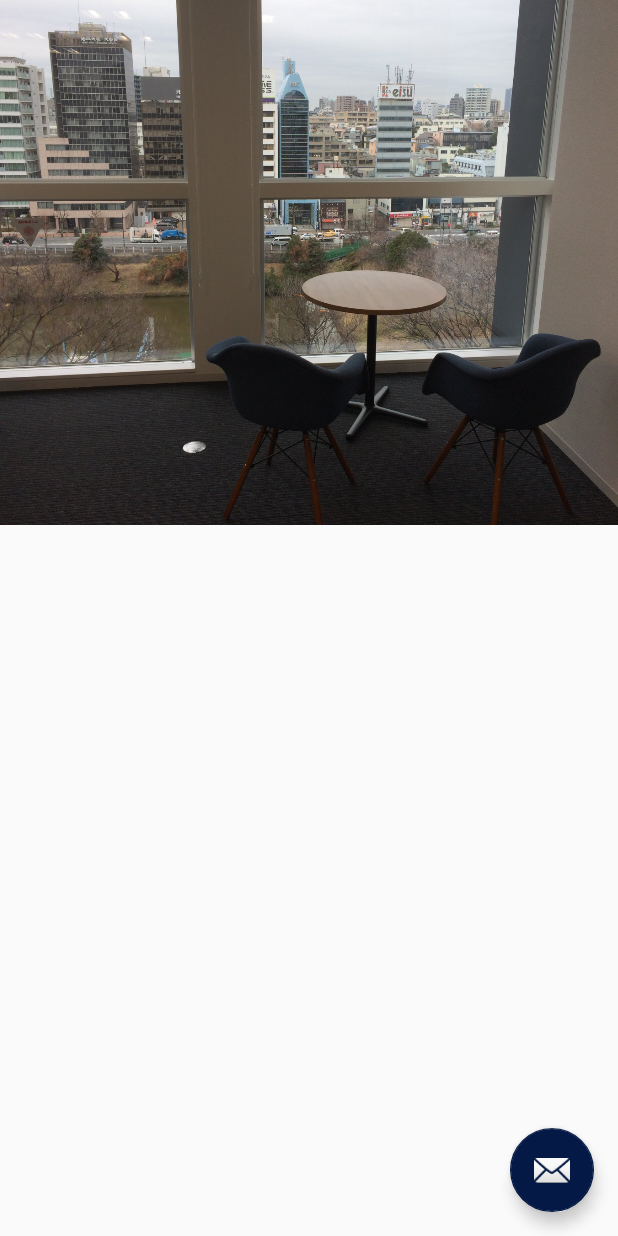
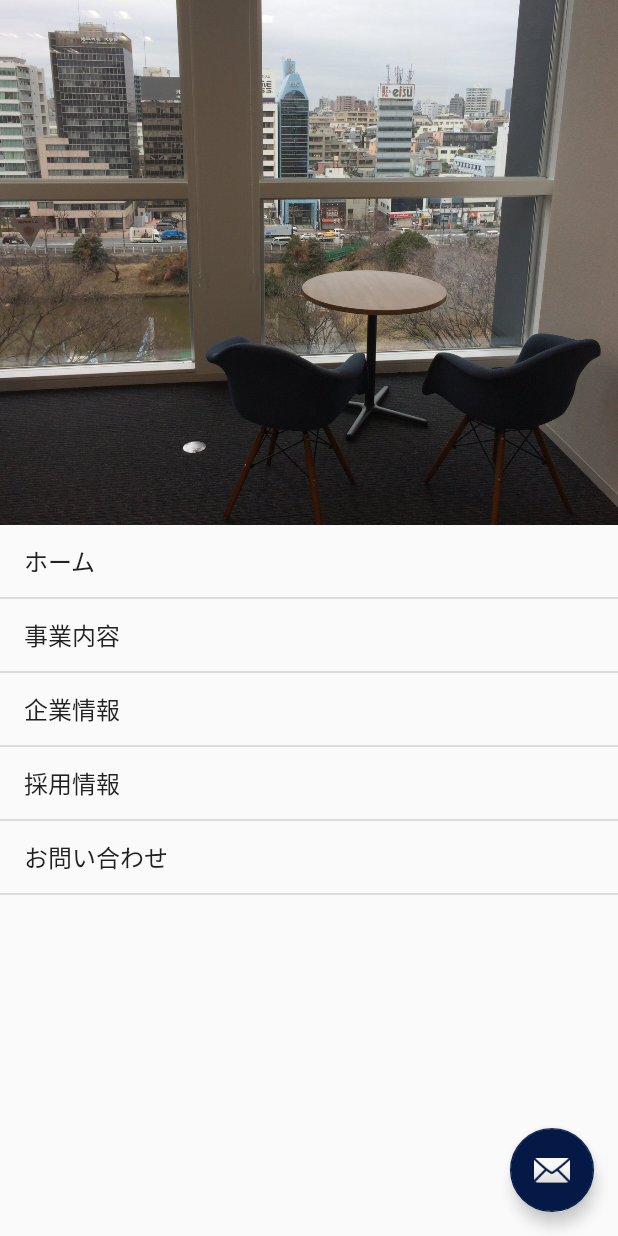
Before and after one commit to koya-hikigi/android-itpmapp-homework, an Android app: the screen it shows after launch (MainActivity), on a phone screen of 412 x 824 dp. Run offline under Robolectric (Android 15) with nearby library versions, the phone set to English and light mode, and no system bars.

Commit message:
第5回完了

```diff
--- a/app/src/main/java/com/example/itpmappsecond/MainActivity.java
+++ b/app/src/main/java/com/example/itpmappsecond/MainActivity.java
@@ -9,12 +9,27 @@ import com.google.android.material.snackbar.Snackbar;
 import androidx.appcompat.app.AppCompatActivity;
 import androidx.appcompat.widget.Toolbar;
 
+import android.util.Log;
 import android.view.View;
 import android.view.Menu;
 import android.view.MenuItem;
+import android.widget.AdapterView;
+import android.widget.ArrayAdapter;
 import android.widget.EditText;
+import android.widget.ListView;
+import android.widget.Toast;
+
+import java.sql.Array;
+import java.util.ArrayList;
+import java.util.Arrays;
+import java.util.List;
 
 public class MainActivity extends AppCompatActivity {
+
+    private ListView mListView;
+    private ArrayAdapter<String> mAdapter;
+
+
 
     @Override
     protected void onCreate(Bundle savedInstanceState) {
@@ -22,6 +37,39 @@ public class MainActivity extends AppCompatActivity {
         setContentView(R.layout.activity_main);
         Toolbar toolbar = findViewById(R.id.toolbar);
         setSupportActionBar(toolbar);
+
+        // 1.ListViewをレイアウトファイルから読み込む
+        mListView = findViewById(R.id.main_list);
+
+        // 2.Adapterを作成する
+        mAdapter = new ArrayAdapter<>(this, android.R.layout.simple_list_item_1, new ArrayList<String>());
+
+        // 3.ListViewにAdapterをセットする
+        mListView.setAdapter(mAdapter);
+
+        // 通常のクリックリスナーのセット
+        mListView.setOnItemClickListener(new AdapterView.OnItemClickListener() {
+            @Override
+            public void onItemClick(AdapterView<?> adapterView, View view, int position, long id) {
+                Log.d(MainActivity.class.getSimpleName(), position + "番目のリストアイテムが押されました");
+                String title = String.valueOf(adapterView.getItemAtPosition(position));
+                Intent intent = EditActivity.createIntent(MainActivity.this, title);
+                startActivity(intent);
+            }
+        });
+
+        // 長押しでのクリックリスナーのセット
+        mListView.setOnItemLongClickListener(new AdapterView.OnItemLongClickListener() {
+            @Override
+            public boolean onItemLongClick(AdapterView<?> adapterView, View view, int position, long id) {
+                Log.d(MainActivity.class.getSimpleName(), position + "番目のリストアイテムが長押しされました");
+                String title = String.valueOf(adapterView.getItemAtPosition(position));
+                mAdapter.remove(title);
+                Toast.makeText(MainActivity.this, title +"を削除しました", Toast.LENGTH_SHORT).show();
+                return false;
+            }
+        });
+
 
         FloatingActionButton fab = findViewById(R.id.fab);
         fab.setOnClickListener(new View.OnClickListener() {
@@ -36,4 +84,24 @@ public class MainActivity extends AppCompatActivity {
         });
     }
 
+    // リスト表示用メソッド
+    private void displayDataList(){
+
+        // 1.アダプター内のデータをリセットする
+        mAdapter.clear();
+
+        // 2.新しいデータをアダプターに設定する(セットする)
+        List<String> dataList =  Arrays.asList("ホーム", "事業内容", "企業情報", "採用情報", "お問い合わせ");
+        mAdapter.addAll(dataList);
+
+        // 3.アダプターにデータが通知されたことを通知する
+        mAdapter.notifyDataSetChanged();
+
+    }
+
+    @Override
+    protected void onResume() {
+        super.onResume();
+        displayDataList();
+    }
 }
--- a/app/src/main/res/layout/activity_main.xml
+++ b/app/src/main/res/layout/activity_main.xml
@@ -35,6 +35,15 @@
 
     </com.google.android.material.appbar.AppBarLayout>
 
+    <ListView
+        android:id="@+id/main_list"
+        android:layout_width="match_parent"
+        android:layout_height="match_parent"
+        app:layout_behavior="@string/appbar_scrolling_view_behavior"
+        tools:context=".MainActivity"
+        tools:showIn="@layout/activity_main"/>
+
+
     <com.google.android.material.floatingactionbutton.FloatingActionButton
         android:id="@+id/fab"
         android:layout_width="wrap_content"
```
Also changed, not shown: app/src/main/java/com/example/itpmappsecond/EditActivity.java (+21 -0 lines).
